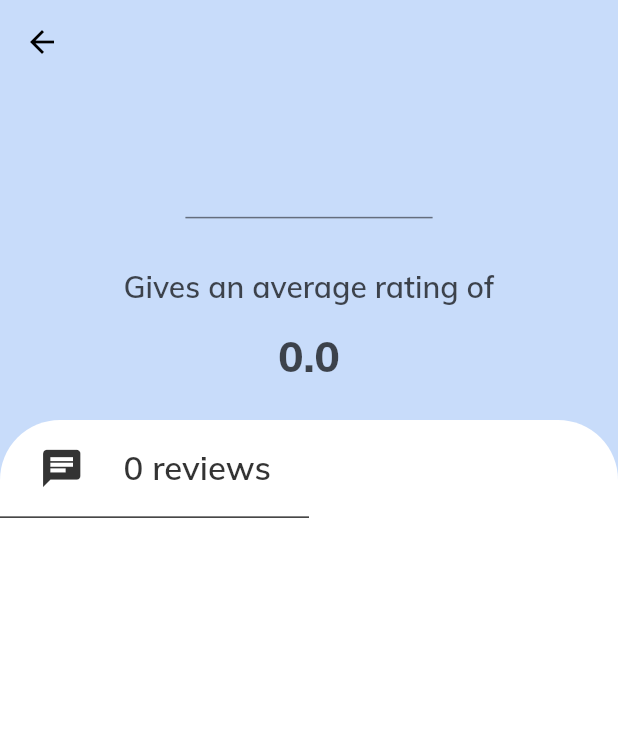
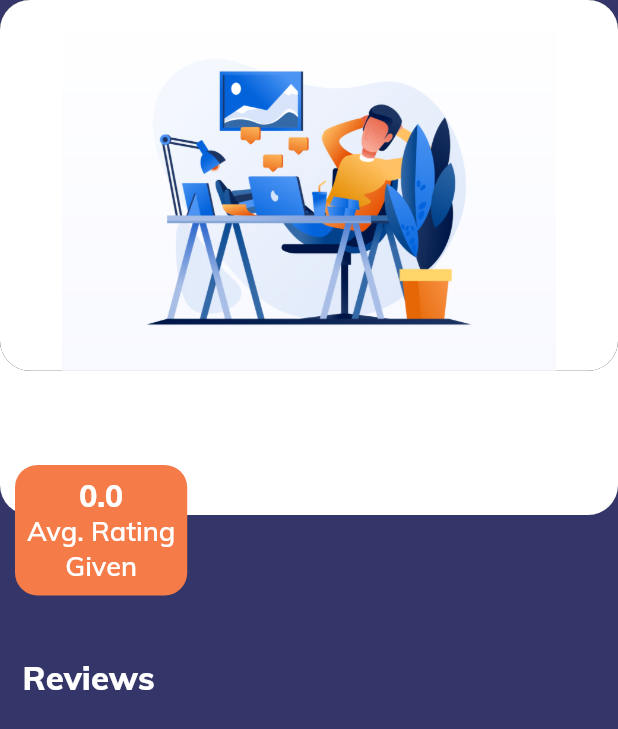
Before and after one commit to TudorBatica/UniProfReview, a Flutter app: the UserProfileScreen screen opened directly, on a phone screen of 412 x 824 dp. Shown: the top 729 px of the screen. Run offline on Flutter 3.47's test engine with Material 2 defaults, Android fonts, the phone set to English and light mode, and no system bars; our stand-ins replace cloud_firestore, firebase_auth, flutter_spinkit; accounts and stored records are empty.

Commit message:
Updated User Profile Screen GUI

```diff
--- a/lib/Screens/profile_screens/user_profile_screen.dart
+++ b/lib/Screens/profile_screens/user_profile_screen.dart
@@ -1,15 +1,13 @@
 import 'package:flutter/material.dart';
-import 'package:professor_review/Screens/review_screen.dart';
-import 'package:professor_review/models/information_list_tile_data.dart';
-import 'package:professor_review/models/preview_list_tile_data.dart';
+import 'package:professor_review/models/review_summary_user.dart';
+import 'package:professor_review/screens/review_screen.dart';
 import 'package:professor_review/services/database_service.dart';
-import 'package:professor_review/widgets/entity_screen_header.dart';
-import 'package:professor_review/widgets/information_list_tile.dart';
 import 'package:professor_review/widgets/loading.dart';
-import 'package:professor_review/widgets/preview_list_tile.dart';
+import 'package:professor_review/widgets/profile_screen_header.dart';
+import 'package:professor_review/widgets/review_list_tile.dart';
+import 'package:professor_review/widgets/two_weights_box.dart';
 import 'package:provider/provider.dart';
 import 'package:professor_review/models/user.dart';
-import 'dart:math';
 
 class UserProfileScreen extends StatelessWidget {
   @override
@@ -19,80 +17,76 @@ class UserProfileScreen extends StatelessWidget {
     return _user == null
         ? Loading()
         : Scaffold(
-            backgroundColor: Theme.of(context).primaryColor,
-            appBar: AppBar(
-                backgroundColor: Theme.of(context).primaryColor,
-                elevation: 0.0),
-            body: Column(
+            backgroundColor: Theme.of(context).primaryColorDark,
+            body: SingleChildScrollView(
+              child: Column(
+                crossAxisAlignment: CrossAxisAlignment.start,
                 children: <Widget>[
-                Center(
-                  child: EntityScreenHeader(
-                      averageRating: _user.averageRating,
-                      averageRatingTitle: "Gives an average rating of",
-                      entityName: _user.username),
+                  // user info header
+                  ProfileScreenHeader(
+                    image: Image.asset('images/user.png'),
+                    information: Text(
+                      _user.username,
+                      style: TextStyle(
+                          fontSize: 20.0,
+                          fontWeight: FontWeight.w800,
+                          color: Theme.of(context).primaryColorDark),
                     ),
-                SizedBox(height: 25),
-                Expanded(
-                  child: Container(
-                      decoration: BoxDecoration(
-                        color: Colors.white,
-                        borderRadius: BorderRadius.only(
-                            topLeft: Radius.circular(40.0),
-                            topRight: Radius.circular(40.0)),
+                    bottomInformation: TwoWeightsBox(
+                        boldedText: _user.averageRating.toString(),
+                        normalText: "Avg. Rating\nGiven"),
                   ),
-                      child: ListView.builder(
-                          itemCount: _user.reviews.length + 1,
-                          itemBuilder: (context, index) => index < 1
-                              ? InformationListTile(
-                                  height:
-                                      MediaQuery.of(context).size.height * 0.1,
-                                  dividerLength:
-                                      MediaQuery.of(context).size.width *
-                                          (1 / pow(2, index + 1)),
-                                  information: InformationListTileData(
-                                      icon: Icons.chat,
-                                      text: _user.reviews.length != 1
-                                          ? _user.reviews.length.toString() +
-                                              " reviews"
-                                          : _user.reviews.length.toString() +
-                                              " review"),
-                                )
-                              : GestureDetector(
+                  // reviews section
+                  SizedBox(height: MediaQuery.of(context).size.height * 0.05),
+                  Padding(
+                    padding: EdgeInsets.only(left: 15.0),
+                    child: Text("Reviews",
+                        style: TextStyle(
+                            fontSize: 22.0,
+                            fontWeight: FontWeight.w800,
+                            color: Theme.of(context).primaryColorLight)),
+                  ),
+                  SizedBox(height: MediaQuery.of(context).size.height * 0.05),
+                  // reviews row
+                  Padding(
+                    padding: EdgeInsets.only(left: 15.0),
+                    child: _reviewsScrollView(context, _user.reviews),
+                  ),
+                  SizedBox(height: 20.0)
+                ],
+              ),
+            ),
+          );
+  }
+
+  Widget _reviewsScrollView(context, reviews) {
+    // build the list of reviews
+    List<Widget> reviewTiles = [];
+    for (ReviewSummaryUser review in reviews) {
+      // add the review
+      reviewTiles.add(GestureDetector(
         onTap: () => Navigator.push(
             context,
             MaterialPageRoute(
                 builder: (context) => StreamProvider(
-                                              create: (_) => DatabaseService
-                                                  .instance
-                                                  .review(_user
-                                                      .reviews[index - 1]
-                                                      .reviewReference),
-                                              child: ReviewScreen()))),
-                                  child: Padding(
-                                    padding: const EdgeInsets.all(15.0),
-                                    child: PreviewListTile(
-                                      data: PreviewListTileData(
-                                          data: [
-                                            InformationListTileData(
-                                                icon: Icons.person_outline,
-                                                text: _user.reviews[index - 1]
-                                                        .professorsFirstName +
+                      create: (_) => DatabaseService.instance
+                          .review(review.reviewReference),
+                      child: ReviewScreen(),
+                    ))),
+        child: ReviewListTile(
+          title: review.title,
+          rating: review.rating,
+          middleText: 'for ' +
+              review.professorsFirstName +
               " " +
-                                                    _user.reviews[index - 1]
-                                                        .professorsLastName),
-                                            InformationListTileData(
-                                                icon: Icons.chat,
-                                                text: _user
-                                                    .reviews[index - 1].title),
-                                          ],
-                                          rating:
-                                              _user.reviews[index - 1].rating),
+              review.professorsLastName,
         ),
-                                  ),
-                                ))),
-                )
-              ],
-            ),
-          );
+      ));
+      // add some spacing
+      reviewTiles.add(SizedBox(width: 20.0));
+    }
+    // return a scrollable row with the list of reviews
+    return SingleChildScrollView(
+        scrollDirection: Axis.vertical, child: Row(children: reviewTiles));
   }
 }
--- /dev/null
+++ b/lib/widgets/profile_screen_header.dart
@@ -0,0 +1,37 @@
+import 'package:flutter/material.dart';
+import 'package:professor_review/widgets/two_part_card.dart';
+
+//* The widget placed at the top of every profile screen
+
+class ProfileScreenHeader extends StatelessWidget {
+  final Widget bottomInformation;
+  final Image image;
+  final Widget information;
+
+  const ProfileScreenHeader(
+      {Key key, this.bottomInformation, this.image, this.information})
+      : super(key: key);
+
+  @override
+  Widget build(BuildContext context) {
+    return Stack(
+      children: <Widget>[
+        Column(children: <Widget>[
+          TwoPartCard(
+              image: Image.asset('images/user.png'),
+              imageHeight: MediaQuery.of(context).size.height * 0.3,
+              imageWidth: MediaQuery.of(context).size.width,
+              width: MediaQuery.of(context).size.width,
+              bottom: Column(
+                children: <Widget>[
+                  information,
+                  SizedBox(height: MediaQuery.of(context).size.height * 0.05)
+                ],
+              )),
+          SizedBox(height: MediaQuery.of(context).size.height * 0.065)
+        ]),
+        Positioned(bottom: 0.0, left: 10.0, child: bottomInformation)
+      ],
+    );
+  }
+}
--- a/lib/widgets/two_part_card.dart
+++ b/lib/widgets/two_part_card.dart
@@ -9,6 +9,7 @@ class TwoPartCard extends StatelessWidget {
   final Widget bottom;
   final Image image;
   final double imageHeight;
+  final double imageWidth;
   final double width;
 
   const TwoPartCard(
@@ -16,6 +17,7 @@ class TwoPartCard extends StatelessWidget {
       this.bottom,
       @required this.image,
       @required this.imageHeight,
+      this.imageWidth,
       this.width})
       : super(key: key);
 
@@ -29,13 +31,17 @@ class TwoPartCard extends StatelessWidget {
       child: Column(
         crossAxisAlignment: CrossAxisAlignment.start,
         children: <Widget>[
-          Container(
+          Center(
+            child: Container(
+                height: imageHeight,
+                width: imageWidth,
                 decoration: BoxDecoration(
                     color: Theme.of(context).primaryColorLight,
                     borderRadius: BorderRadius.circular(20.0),
                     boxShadow: [BoxShadow()]),
                 child: ClipRRect(
                     borderRadius: BorderRadius.circular(20.0), child: image)),
+          ),
           Padding(
             padding: const EdgeInsets.all(15.0),
             child: bottom ?? SizedBox(),
--- /dev/null
+++ b/lib/widgets/two_weights_box.dart
@@ -0,0 +1,39 @@
+import 'package:flutter/material.dart';
+
+class TwoWeightsBox extends StatelessWidget {
+  //* A container that holds some bold text and top
+  //* and some lighter text at the bottom
+
+  final String boldedText;
+  final String normalText;
+
+  const TwoWeightsBox({Key key, this.boldedText, this.normalText})
+      : super(key: key);
+
+  @override
+  Widget build(BuildContext context) {
+    return Container(
+        decoration: BoxDecoration(
+            color: Theme.of(context).accentColor,
+            borderRadius: BorderRadius.circular(15.0)),
+        child: Padding(
+          padding: const EdgeInsets.all(8.0),
+          child: Column(
+            children: <Widget>[
+              Text(boldedText,
+                  textAlign: TextAlign.center,
+                  style: TextStyle(
+                      color: Theme.of(context).primaryColorLight,
+                      fontWeight: FontWeight.w800,
+                      fontSize: 20.0)),
+              Text(normalText,
+                  textAlign: TextAlign.center,
+                  style: TextStyle(
+                      color: Theme.of(context).primaryColorLight,
+                      fontWeight: FontWeight.w600,
+                      fontSize: 18.0))
+            ],
+          ),
+        ));
+  }
+}
```
Also changed, not shown: lib/Screens/home_screen.dart (+19 -48 lines), lib/widgets/review_list_tile.dart (added, +70 -0 lines). Lines whose indentation alone changed are shown as unchanged.
